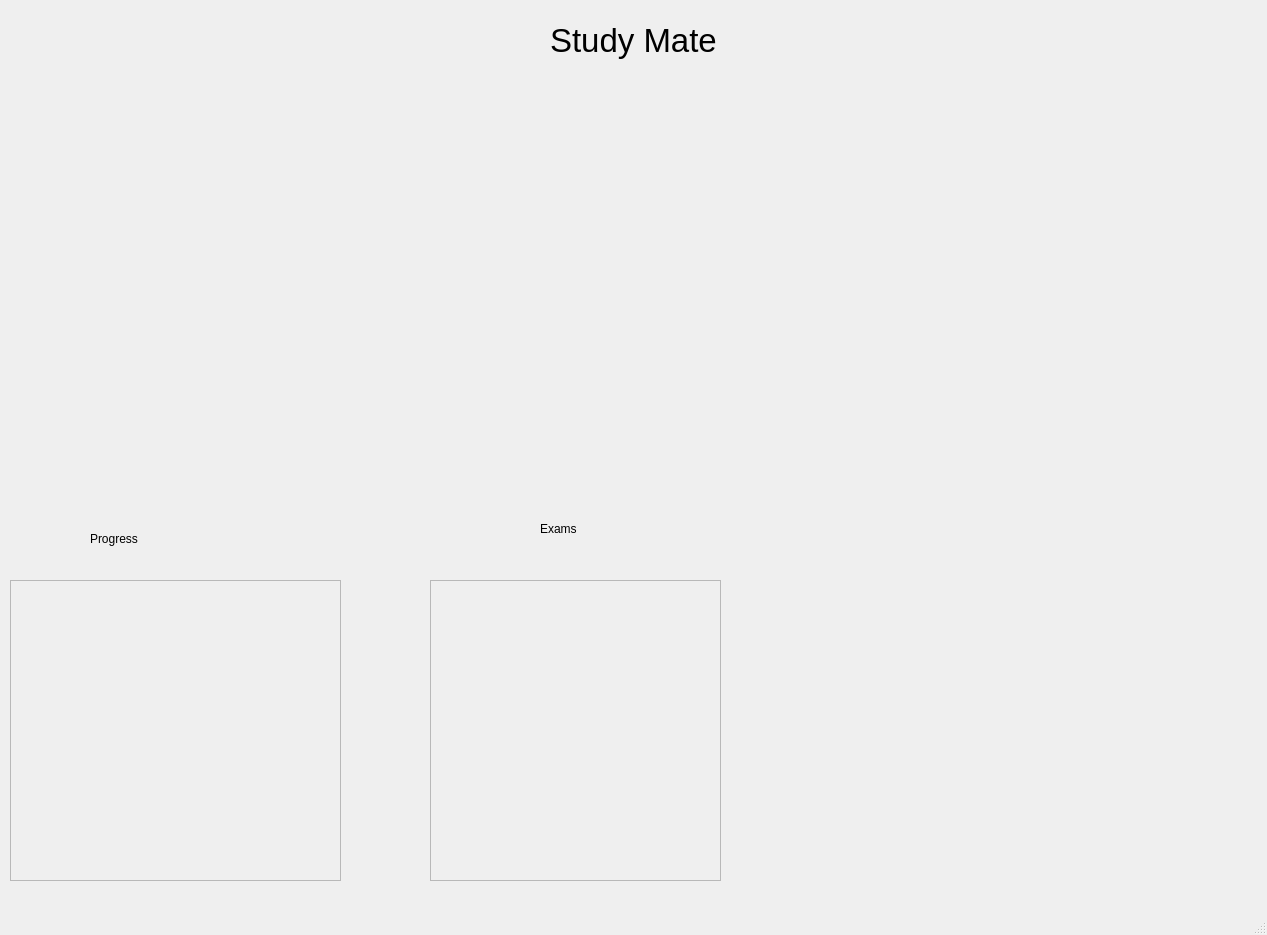
This is gui.ui in yaswanthbb/Study-Mate as Qt 5 draws it before an edit. The edited form follows.
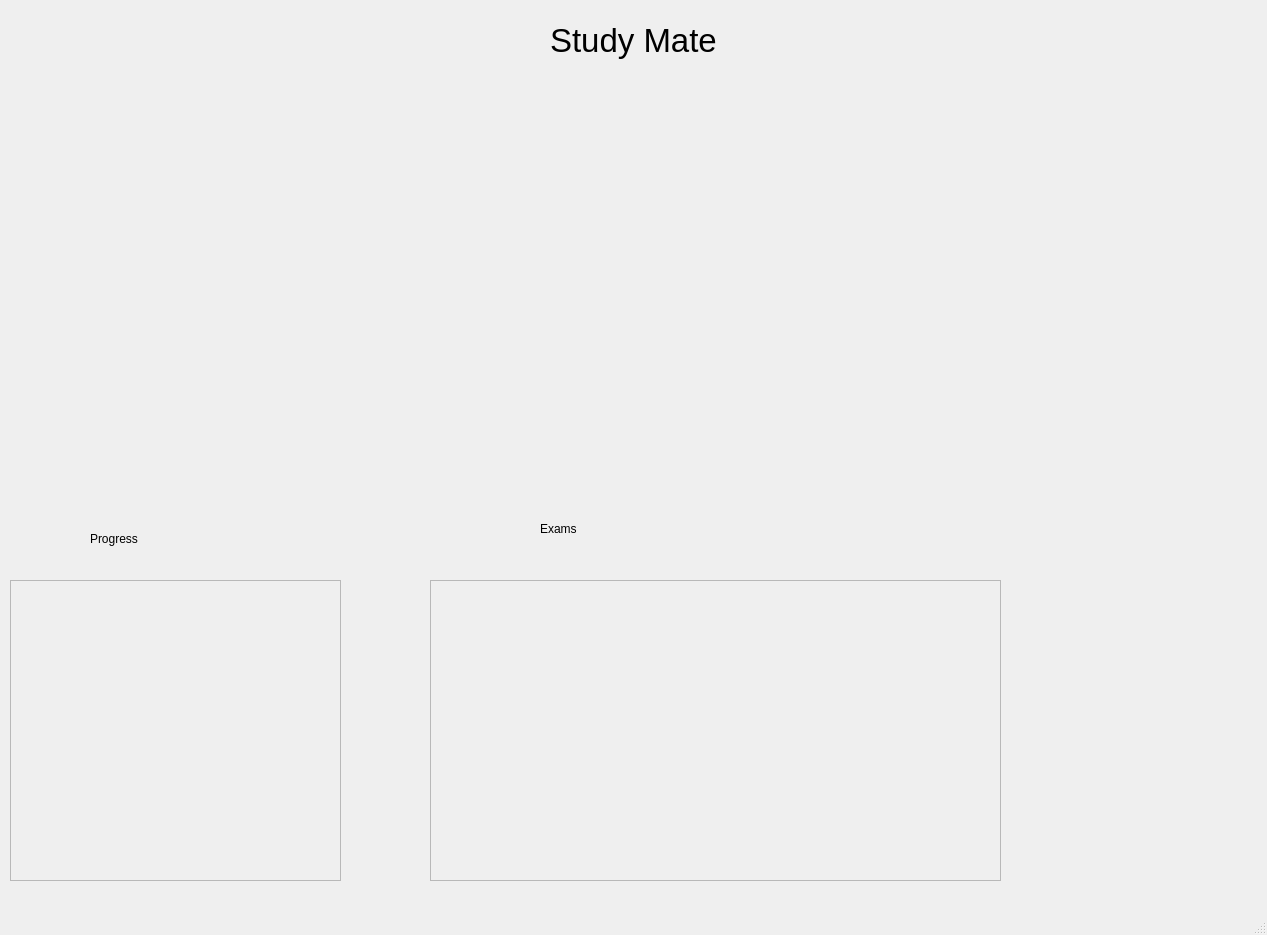
This is the edited form.

Commit message:
Add Exam names and Exam Dates and checkboxes in examFrame
[Ticket: 114]

```diff
--- a/gui.ui
+++ b/gui.ui
@@ -79,7 +79,7 @@
      <rect>
       <x>430</x>
       <y>580</y>
-      <width>291</width>
+      <width>571</width>
       <height>301</height>
      </rect>
     </property>
```
The commit also changes 2 other files.
